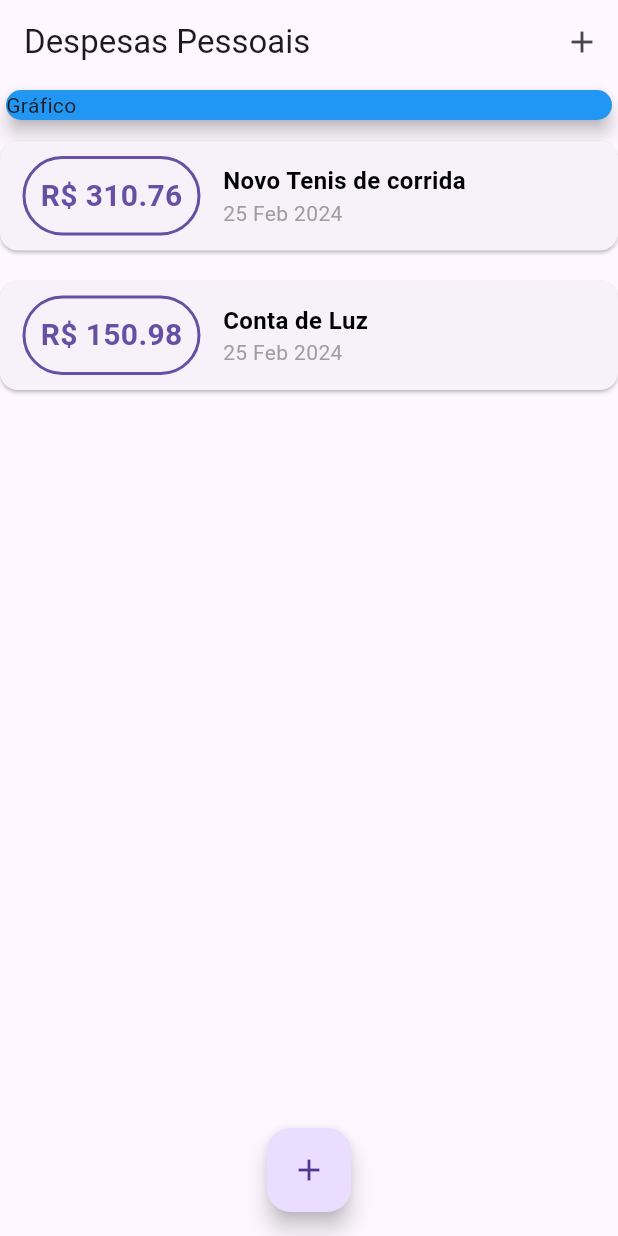
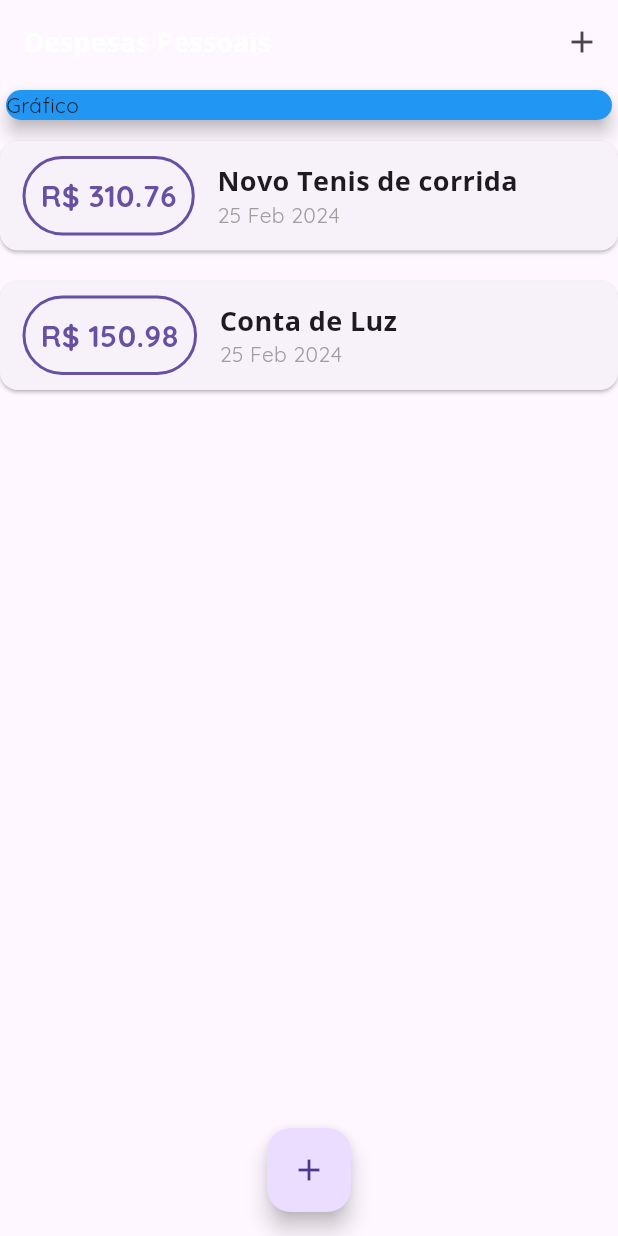
Before and after one commit to Rezende-Fabio/Despesas-Flutter, a Flutter app: the screen it shows after launch, on a phone screen of 412 x 824 dp. Run offline on Flutter 3.47's test engine with Material 3 defaults, Android fonts, the phone set to English and light mode, and no system bars.

Commit message:
application theme stylization

```diff
--- a/lib/components/transection_list.dart
+++ b/lib/components/transection_list.dart
@@ -41,10 +41,7 @@ class TransactionList extends StatelessWidget {
                   crossAxisAlignment: CrossAxisAlignment.start,
                   children: [
                     Text(tr.title,
-                        style: TextStyle(
-                            color: Colors.black,
-                            fontSize: 16,
-                            fontWeight: FontWeight.bold)),
+                        style: Theme.of(context).appBarTheme.titleTextStyle),
                     Text(
                       DateFormat("d MMM y").format(tr.date),
                       style: TextStyle(color: Colors.grey),
--- a/lib/main.dart
+++ b/lib/main.dart
@@ -15,6 +15,14 @@ class ExpensesApp extends StatelessWidget {
       home: MyHomePage(),
       theme: ThemeData(
         primarySwatch: Colors.purple,
+        fontFamily: 'Quicksand',
+        appBarTheme: AppBarTheme(
+          titleTextStyle: TextStyle(
+            fontFamily: 'OpenSans',
+            fontSize: 18,
+            fontWeight: FontWeight.bold,
+          ),
+        ),
       ),
     );
   }
@@ -93,7 +101,9 @@ class _MyHomePageState extends State<MyHomePage> {
   Widget build(BuildContext context) {
     return Scaffold(
       appBar: AppBar(
-        title: Text("Despesas Pessoais"),
+        title: Text(
+          "Despesas Pessoais",
+        ),
         actions: [
           IconButton(
             icon: Icon(Icons.add),
```
Also changed, not shown: pubspec.yaml (+11 -6 lines), assets/fonts/OpenSans-Bold.ttf (added), assets/fonts/OpenSans-Regular.ttf (added), assets/fonts/Quicksand-Bold.ttf (added), assets/fonts/Quicksand-Light.ttf (added), assets/fonts/Quicksand-Medium.ttf (added), assets/fonts/Quicksand-Regular.ttf (added).
